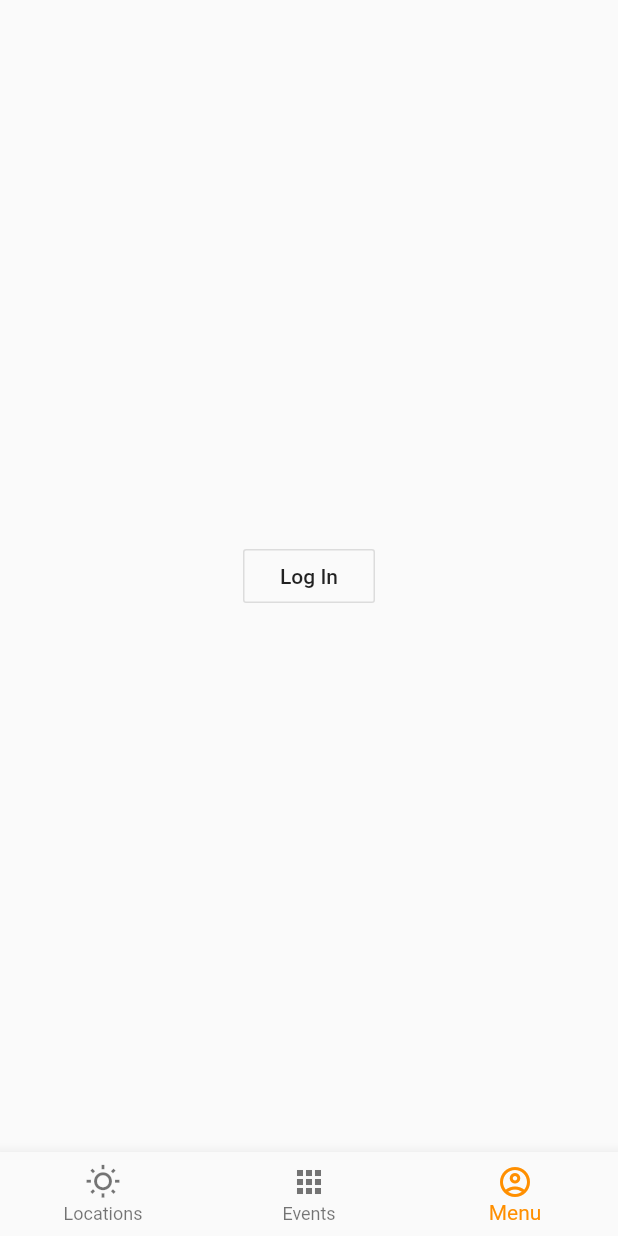
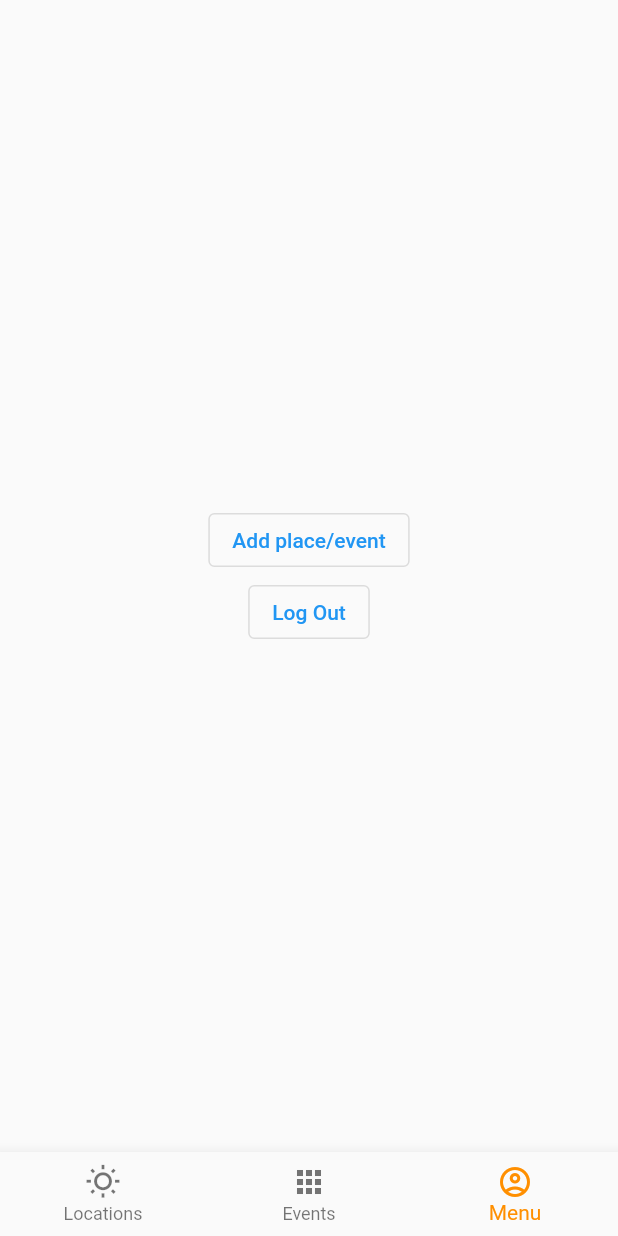
Before and after one commit to Paukal/Buzzer_app, a Flutter app: the screen it shows after launch, item 3 of the bottom bar chosen, on a phone screen of 412 x 824 dp. Run offline on Flutter 3.47's test engine with Material 2 defaults, Android fonts, the phone set to English and light mode, and no system bars; our stand-ins replace geocoding, geolocator, google_maps_flutter; missing offline and left inert: flutter_login_facebook; network calls fail.

Commit message:
*Sign in account functionality *Account verification screen *Add event/place screen primary logic

```diff
--- a/front-end/event_app/lib/fb.dart
+++ /dev/null
@@ -1,65 +0,0 @@
-import 'package:flutter/material.dart';
-import 'package:flutter_login_facebook/flutter_login_facebook.dart';
-
-class FB extends StatefulWidget {
-  final fb = FacebookLogin();
-
-  @override
-  _FBState createState() => _FBState();
-}
-
-class _FBState extends State<FB> {
-  @override
-  Widget build(BuildContext context) {
-    return MaterialApp(
-      home: Scaffold(
-        body: Center(
-          child: OutlineButton(
-            child: Text('Log In'),
-            onPressed: () async {
-              final fb = widget.fb;
-
-              // Log in
-              final res = await fb.logIn(permissions: [
-                FacebookPermission.publicProfile,
-                FacebookPermission.email,
-                FacebookPermission.readInsights,
-                FacebookPermission.userEvents
-              ]);
-
-              // Check result status
-              switch (res.status) {
-                case FacebookLoginStatus.success:
-                // Logged in
-
-                // Send this access token to server for validation and auth
-                  final accessToken = res.accessToken;
-                  print('Access Token: ${accessToken!.token}');
-
-                  // Get profile data
-                  final profile = await fb.getUserProfile();
-                  print('Hello, ${profile!.name}! You ID: ${profile.userId}');
-
-                  // Get email (since we request email permission)
-                  final email = await fb.getUserEmail();
-                  // But user can decline permission
-                  if (email != null) print('And your email is $email');
-
-
-
-                  break;
-                case FacebookLoginStatus.cancel:
-                // User cancel log in
-                  break;
-                case FacebookLoginStatus.error:
-                // Log in failed
-                  print('Error while log in: ${res.error}');
-                  break;
-              }
-            },
-          ),
-        ),
-      ),
-    );
-  }
-}
--- a/front-end/event_app/lib/main.dart
+++ b/front-end/event_app/lib/main.dart
@@ -1,6 +1,6 @@
 import 'package:flutter/material.dart';
 import './map.dart';
-import './fb.dart';
+import './menu.dart';
 import 'eventList.dart';
 
 void main() => runApp(const MyApp());
@@ -37,7 +37,7 @@ class _MyStatefulWidgetState extends State<MyStatefulWidget> {
   static List<Widget> _widgetOptions = <Widget>[
     MapSample(),
     EventList(),
-    FB(),
+    Menu(),
   ];
 
 
--- a/front-end/event_app/lib/map.dart
+++ b/front-end/event_app/lib/map.dart
@@ -92,7 +92,7 @@ class MapSampleState extends State<MapSample> {
               IconButton(
                 icon: const Icon(Icons.event),
                 color: Colors.white,
-                tooltip: 'Increase volume by 10',
+                tooltip: 'Show events',
                 onPressed: () {
                   setState(() {
                     showEvents = true;
@@ -106,7 +106,7 @@ class MapSampleState extends State<MapSample> {
               IconButton(
                 icon: const Icon(Icons.add_location_rounded),
                 color: Colors.white,
-                tooltip: 'Increase volume by 10',
+                tooltip: 'Show places',
                 onPressed: () {
                   setState(() {
                     showEvents = false;
--- /dev/null
+++ b/front-end/event_app/lib/menu.dart
@@ -0,0 +1,144 @@
+import 'package:flutter/material.dart';
+import 'package:flutter_login_facebook/flutter_login_facebook.dart';
+import 'client.dart';
+import 'accVerification.dart';
+
+class Menu extends StatefulWidget {
+  final fb = FacebookLogin();
+
+  @override
+  _MenuState createState() => _MenuState();
+}
+
+class _MenuState extends State<Menu> {
+  var s1 = LoggedInSingleton();
+
+  void _logInButtonChange() {
+    setState(() {
+      s1.loggedIn = !s1.loggedIn;
+    });
+  }
+
+  @override
+  Widget build(BuildContext context) {
+    return MaterialApp(
+      home: Scaffold(
+        body: Center(
+            child: Column(
+                mainAxisAlignment: MainAxisAlignment.center,
+                crossAxisAlignment: CrossAxisAlignment.center,
+                children: [
+              getAccountButtons(),
+              getLogInOutButton(),
+            ])),
+      ),
+    );
+  }
+
+  Widget getLogInOutButton() {
+    if (!s1.loggedIn) {
+      return OutlinedButton(
+        child: Text('Log Out'),
+        onPressed: () async {
+          final fb = widget.fb;
+          // Log out
+          final res = await fb.logOut();
+
+          _logInButtonChange();
+        },
+      );
+    }
+
+    return OutlinedButton(
+      child: Text('Log In'),
+      onPressed: () async {
+        final fb = widget.fb;
+
+        // Log in
+        final res = await fb.logIn(permissions: [
+          FacebookPermission.publicProfile,
+          FacebookPermission.email,
+          FacebookPermission.readInsights,
+        ]);
+
+        // Check result status
+        switch (res.status) {
+          case FacebookLoginStatus.success:
+            // Logged in
+
+            // Send this access token to server for validation and auth
+            final accessToken = res.accessToken;
+            print('Access Token: ${accessToken!.token}');
+
+            // Get profile data
+            final profile = await fb.getUserProfile();
+            print('Hello, ${profile!.name}! You ID: ${profile.userId}');
+
+            // Get email (since we request email permission)
+            final email = await fb.getUserEmail();
+            // But user can decline permission
+            if (email != null) print('And your email is $email');
+
+            final resp = await sendUserDataToServer(
+                profile.firstName!, profile.lastName!, email!, profile.userId);
+            print(resp.body);
+
+            _logInButtonChange();
+
+            break;
+          case FacebookLoginStatus.cancel:
+            // User cancel log in
+            break;
+          case FacebookLoginStatus.error:
+            // Log in failed
+            print('Error while log in: ${res.error}');
+            break;
+        }
+      },
+    );
+  }
+
+  Widget getAccountButtons() {
+    if (!s1.accVerified) {
+      return Column(
+          mainAxisAlignment: MainAxisAlignment.center,
+          crossAxisAlignment: CrossAxisAlignment.center,
+          children: [
+            OutlinedButton(
+              child: Text('Add place/event'),
+              onPressed: () {},
+            )
+          ]);
+    }
+    return OutlinedButton(
+      child: Text('Verify account'),
+      onPressed: () {
+        _navigateAndDisplaySelection(context);
+      },
+    );
+  }
+
+  void _navigateAndDisplaySelection(BuildContext context) async {
+    // Navigator.push returns a Future that completes after calling
+    // Navigator.pop on the Selection Screen.
+    final result = await Navigator.push(
+      context,
+      MaterialPageRoute(
+          builder: (context) => AccVerification()),
+    );
+
+    setState(() {});
+  }
+}
+
+class LoggedInSingleton {
+  static final LoggedInSingleton _singleton = LoggedInSingleton._internal();
+  bool loggedIn = false;
+  bool accVerified = false;
+
+  factory LoggedInSingleton() {
+    return _singleton;
+  }
+
+  LoggedInSingleton._internal();
+}
```
Also changed, not shown: back-end/sql.txt (+7 -0 lines), front-end/event_app/lib/accVerification.dart (added, +37 -0 lines), front-end/event_app/lib/client.dart (+17 -0 lines), front-end/event_app/lib/createPlaceEvent.dart (added), 1 other file.
